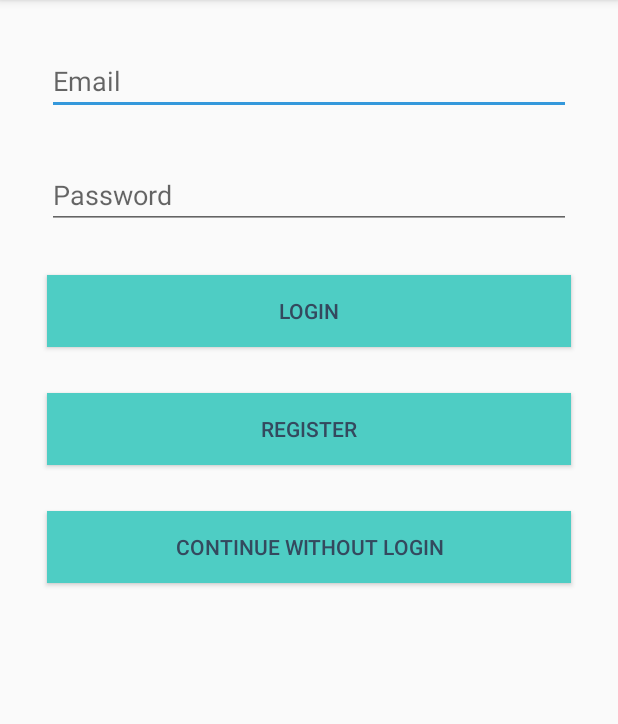
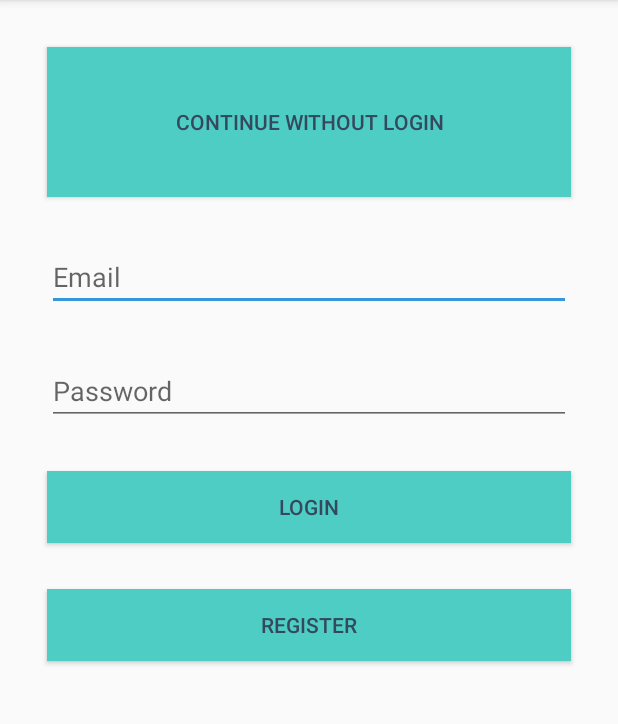
Before and after one commit to Anthlex/VISRA, an Android app: the screen it shows after launch (LoginActivity), on a phone screen of 412 x 824 dp, the part 84-808 px from its top. Run offline under Robolectric (Android 15) with nearby library versions, the phone set to English and light mode, and no system bars; our stand-ins replace Firebase (no records; nobody signed in at launch, a user with empty details on screens opened directly).

```diff
--- a/app/src/main/java/com/monash/eric/mytestingdemo/CreateEventActivity.java
+++ b/app/src/main/java/com/monash/eric/mytestingdemo/CreateEventActivity.java
@@ -64,6 +64,7 @@ public class CreateEventActivity extends AppCompatActivity implements AdapterVie
 
         if(firebaseAuth.getCurrentUser() != null){
             //profile activity here
+            //TODO:
             uid = firebaseAuth.getCurrentUser().getUid();
 
         }else {
--- a/app/src/main/res/layout/activity_create_event.xml
+++ b/app/src/main/res/layout/activity_create_event.xml
@@ -61,12 +61,14 @@
             android:layout_margin="2dp"
             android:layout_width="match_parent"
             android:layout_height="wrap_content"
+            android:focusableInTouchMode="false"
             android:id="@+id/editTextDate"/>
 
         <TextView
             android:layout_margin="2dp"
             android:layout_width="match_parent"
             android:layout_height="wrap_content"
+            android:focusableInTouchMode="false"
             android:text="Time"/>
 
         <EditText
--- a/app/src/main/res/layout/activity_login.xml
+++ b/app/src/main/res/layout/activity_login.xml
@@ -14,6 +14,15 @@
         android:layout_height="wrap_content"
         android:layout_centerHorizontal="true"
         android:orientation="vertical">
+
+
+        <Button
+            android:layout_margin="15dp"
+            android:layout_width="match_parent"
+            android:layout_height="100dp"
+            android:text="Continue without login"
+            android:id="@+id/buttonCancel"
+            android:background="#4ECDC4"/>
 
 
         <EditText
@@ -48,13 +57,7 @@
             android:id="@+id/buttonRegister"
             android:background="#4ECDC4"/>
 
-        <Button
-            android:layout_margin="15dp"
-            android:layout_width="match_parent"
-            android:layout_height="wrap_content"
-            android:text="Continue without login"
-            android:id="@+id/buttonCancel"
-            android:background="#4ECDC4"/>
+
 
 
     </LinearLayout>
--- a/app/src/main/res/layout/activity_register.xml
+++ b/app/src/main/res/layout/activity_register.xml
@@ -66,6 +66,7 @@
             android:layout_margin="10dp"
             android:layout_width="match_parent"
             android:layout_height="wrap_content"
+            android:focusableInTouchMode="false"
             android:id="@+id/editTextBirthday"/>
 
         <TextView
```
Also changed, not shown: app/src/main/java/com/monash/eric/mytestingdemo/FragmentTab_facility.java (+18 -2 lines).
